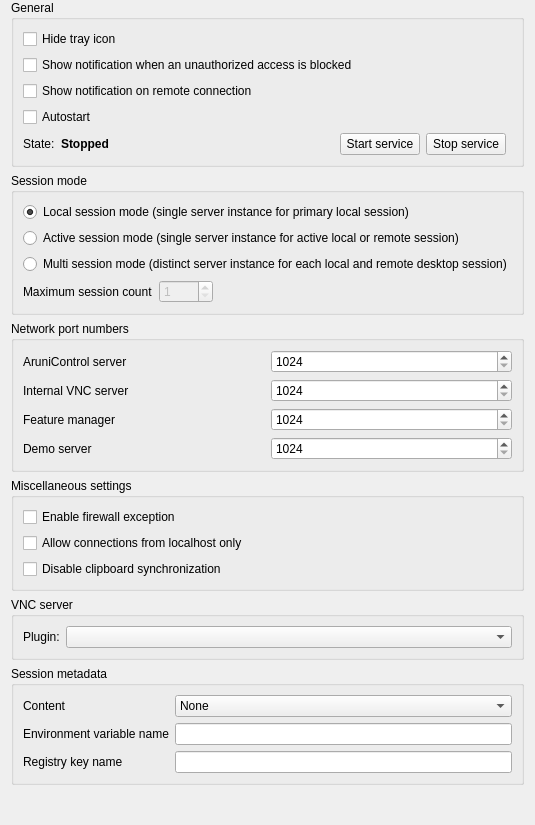
Qt form configurator/src/ServiceConfigurationPage.ui (rsamjkt/veyon-macos) before a commit.
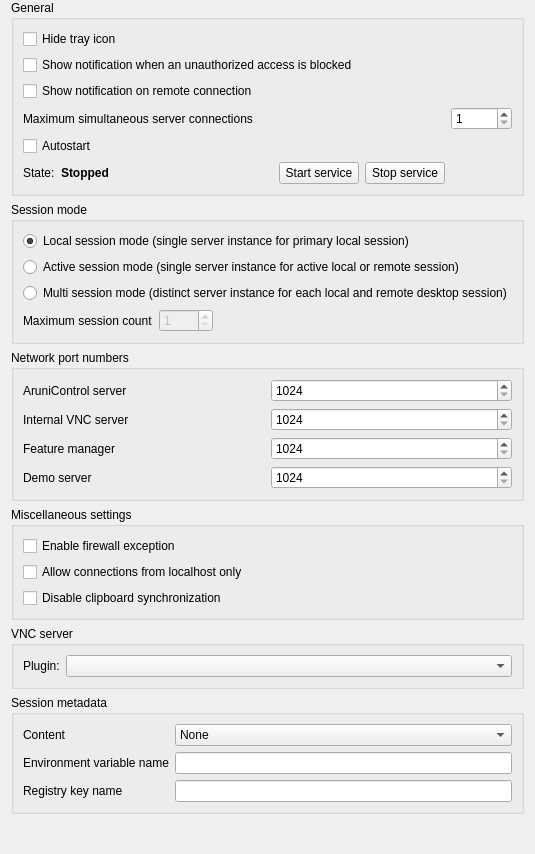
The same form after that commit. Icons and pictures are not drawn.

Diff of the .ui file:
```diff
--- a/configurator/src/ServiceConfigurationPage.ui
+++ b/configurator/src/ServiceConfigurationPage.ui
@@ -32,6 +32,26 @@
         </property>
        </widget>
       </item>
+      <item row="4" column="0">
+       <widget class="QLabel" name="serverConnectionLimitLabel">
+        <property name="text">
+         <string>Maximum simultaneous server connections</string>
+        </property>
+       </widget>
+      </item>
+      <item row="4" column="1">
+       <widget class="QSpinBox" name="serverConnectionLimit">
+        <property name="toolTip">
+         <string>Limits simultaneous remote connections to protect the server against resource exhaustion.</string>
+        </property>
+        <property name="minimum">
+         <number>1</number>
+        </property>
+        <property name="maximum">
+         <number>10000</number>
+        </property>
+       </widget>
+      </item>
       <item row="0" column="0" colspan="2">
        <widget class="QCheckBox" name="isTrayIconHidden">
         <property name="text">
```
Left out of the diff: 1 changed line with no effect on the pictures.
